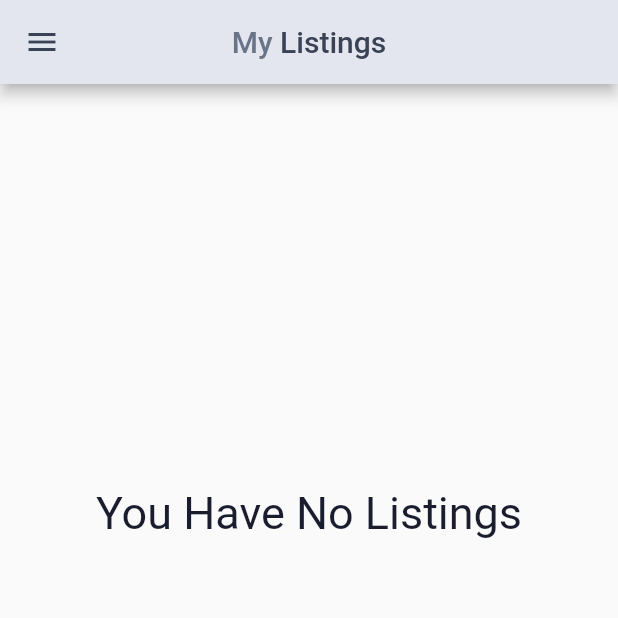
After one commit to aunshpatel/flutter-realestate, a Flutter app: the CurrentUserListings screen opened by its route, on a phone screen of 412 x 824 dp, the top half of it. The commit adds this screen. Run offline on Flutter 3.47's test engine with Material 3 defaults, Android fonts, the phone set to English and light mode, and no system bars; our stand-ins replace firebase_core, firebase_storage, image_picker, shared_preferences; accounts and stored records are empty; network calls fail.

Commit message:
Create 'MyListing' Page

```diff
--- a/lib/controllers/user_controller.dart
+++ b/lib/controllers/user_controller.dart
@@ -21,9 +21,10 @@ class UserController {
       var userInfo = jsonDecode(response.body);
       var setCookieValue = response.headers['set-cookie']?.split(';');
       token = setCookieValue![0];
-      currentUserID = userInfo["_id"];
+      // prefs.setString('token', token.split("=")[1]);
       prefs.setString('token', token);
       prefs.setString('userID', userInfo["_id"]);
+      currentUserID = prefs!.getString('userID')!;
       prefs.setString('username', userInfo["username"]);
       prefs.setString('email', userInfo["email"]);
       prefs.setString('avatarImage', userInfo["avatar"]);
--- a/lib/main.dart
+++ b/lib/main.dart
@@ -1,5 +1,6 @@
 import 'package:firebase_core/firebase_core.dart';
 import 'package:flutter/material.dart';
+import 'package:realestate/view/current_user_listing.dart';
 import 'package:realestate/view/login_screen.dart';
 import 'package:realestate/view/my_profile.dart';
 import 'package:realestate/view/registration_screen.dart';
@@ -60,6 +61,7 @@ class _MyAppState extends State<MyApp> {
         '/login_screen':(context) => const LoginScreen(),
         '/registration_screen':(context) => const RegistrationScreen(),
         '/profile_page':(context) => const MyProfile(),
+        '/current_user_listing':(context) => const CurrentUserListings(),
       },
     );
   }
--- /dev/null
+++ b/lib/view/current_user_listing.dart
@@ -0,0 +1,124 @@
+import 'package:flutter/material.dart';
+import 'package:realestate/view/widgets/side_drawer.dart';
+
+import '../api.dart';
+import '../consts.dart';
+class CurrentUserListings extends StatefulWidget {
+  const CurrentUserListings({super.key});
+
+  @override
+  State<CurrentUserListings> createState() => _CurrentUserListingsState();
+}
+
+class _CurrentUserListingsState extends State<CurrentUserListings> {
+  var currentUserListings = [];
+  @override
+  void initState() {
+    super.initState();
+    getListings();
+  }
+
+  getListings() async{
+    currentUserListings = await individualUserListing();
+  }
+  @override
+  Widget build(BuildContext context) {
+    return Scaffold(
+        endDrawerEnableOpenDragGesture: false,
+        drawer: const SideDrawer(),
+        appBar: AppBar(
+          leading: Builder(
+            builder: (BuildContext context) {
+              return IconButton(
+                icon: const Icon(Icons.menu),
+                color: kDarkTitleColor,
+                onPressed: () {
+                  Scaffold.of(context).openDrawer();
+                },
+                tooltip: MaterialLocalizations.of(context).openAppDrawerTooltip,
+              );
+            },
+          ),
+          actions: <Widget>[
+
+          ],
+          centerTitle: true,
+          title: const Wrap(
+            children: [
+              Text('My ', style:TextStyle(color: kLightTitleColor),),
+              Text('Listings', style:TextStyle(color: kDarkTitleColor),),
+            ],
+          ),
+          backgroundColor: kBackgroundColor,
+        ),
+        body: SingleChildScrollView(
+          child: Padding(
+            padding: EdgeInsets.fromLTRB(24, 24, 24, 0),
+            child: Column(
+              children: [
+                currentUserListings.isNotEmpty ? Padding(
+                  padding: const EdgeInsets.only(bottom: 25),
+                  child: SizedBox(
+                    height:440,
+                    width: MediaQuery.of(context).size.width,
+                    child: Column(
+                      crossAxisAlignment: CrossAxisAlignment.center,
+                      children: [
+                        Expanded(
+                          child: ListView.builder(
+                            scrollDirection: Axis.horizontal,
+                            shrinkWrap: true,
+                            padding: const EdgeInsets.all(4),
+                            itemCount: currentUserListings.length,
+                            itemBuilder: (BuildContext context, int index) {
+                              return Column(
+                                mainAxisAlignment: MainAxisAlignment.start,
+                                children: [
+                                  Card(
+                                    child: SizedBox(
+                                      height: 400,
+                                      width: 200,
+                                      child: Padding(
+                                        padding: const EdgeInsets.all(10),
+                                        child: Center(
+                                          child: Column(
+                                            crossAxisAlignment: CrossAxisAlignment.stretch,
+                                            mainAxisAlignment: MainAxisAlignment.spaceBetween,
+                                            children: [
+                                              Image.network(currentUserListings[index]['imageUrls'][0], height: 80,),
+                                              Text(currentUserListings[index]['name'], style: kHomePagePropertyTitle),
+                                              Text(currentUserListings[index]['address'], style:kHomePagePropertyDesc),
+                                              Text(currentUserListings[index]['description'], style:kHomePagePropertyDesc),
+                                              Text('${currentUserListings[index]['bedrooms']} bedrooms, ${currentUserListings[index]['bathrooms']} bathrooms', style:kHomePagePropertyDesc),
+                                              currentUserListings[index]['discountPrice'] > 0 ? Row(
+                                                children: [
+                                                  Text('\u0024 ${currentUserListings[index]['regularPrice']}', style:kHomePagePropertyDescStrike,),
+                                                  Text(' \u0024 ${currentUserListings[index]['discountPrice']}', style:kHomePagePropertyDesc)
+                                                ],
+                                              ) : Text('\u0024 ${currentUserListings[index]['regularPrice']}', style:kHomePagePropertyDesc),
+                                              Text(currentUserListings[index]['furnished'], style:kHomePagePropertyDesc),
+                                            ],
+                                          )
+                                        ),
+                                      ),
+                                    ),
+                                  )
+                                ],
+                              );
+                            }
+                          )
+                        ),
+                      ],
+                    )
+                  ),
+                ) : SizedBox(
+                  height: MediaQuery.of(context).size.height - 300,
+                  child: const Center(child: Text("You Have No Listings", style: TextStyle(fontSize: 30, color: kDarkTextColor),),)
+                )
+              ],
+            ),
+          ),
+        )
+    );
+  }
+}
```
Also changed, not shown: lib/api.dart (+14 -3 lines), lib/models/listing_model.dart (added, +35 -0 lines), lib/view/widgets/side_drawer.dart (+20 -0 lines).
